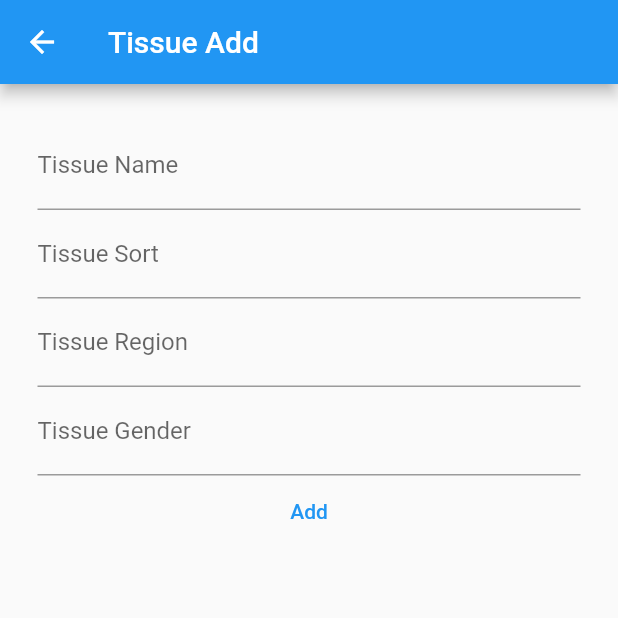
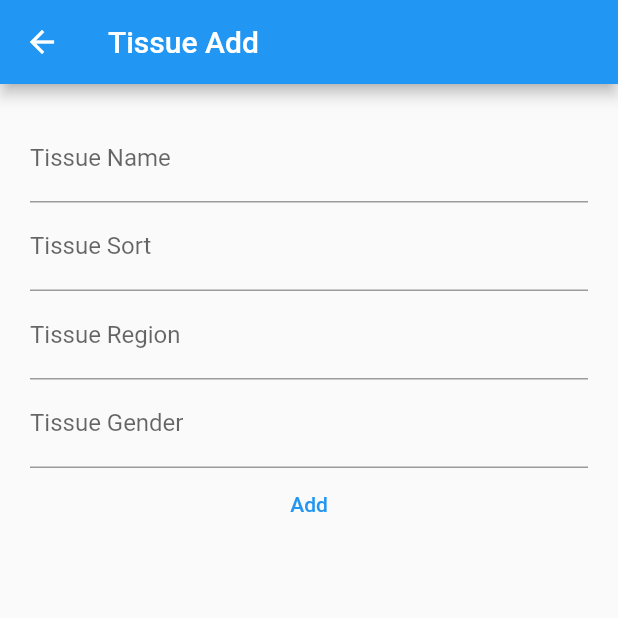
Before and after one commit to ChaTho7/Anatomy-Android.Flutter, a Flutter app: the screen it shows after launch, after a tap on the "add" icon, on a phone screen of 412 x 824 dp, the top half of it. Run offline on Flutter 3.47's test engine with Material 2 defaults, Android fonts, the phone set to English and light mode, and no system bars; our stand-ins replace sqflite; accounts and stored records are empty.

```diff
--- a/lib/screens/tissue_add.dart
+++ b/lib/screens/tissue_add.dart
@@ -24,7 +24,7 @@ class TissueAddState extends State {
         title: Text("Tissue Add"),
       ),
       body: Padding(
-        padding: EdgeInsets.all(25),
+        padding: EdgeInsets.all(20),
         child: Column(
           children: <Widget>[
             buildNameField(),
```
